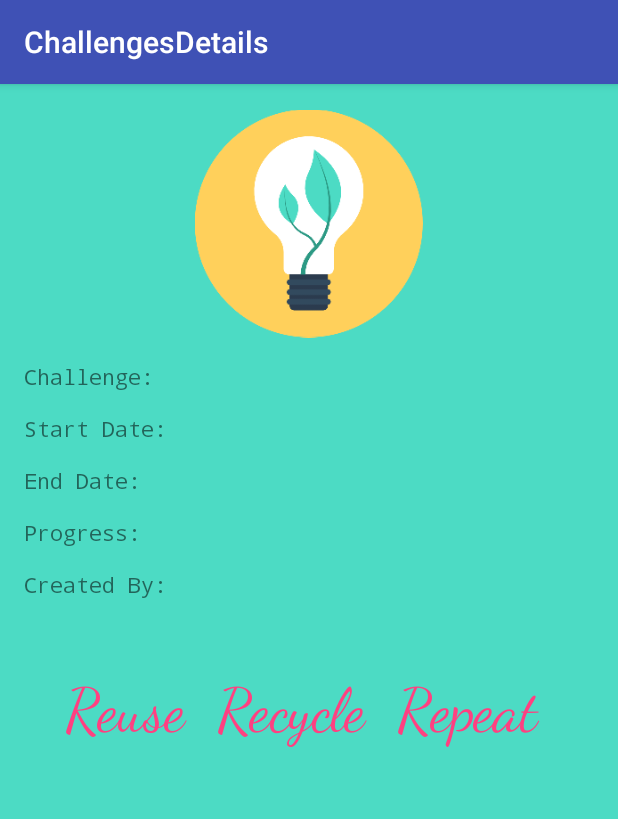
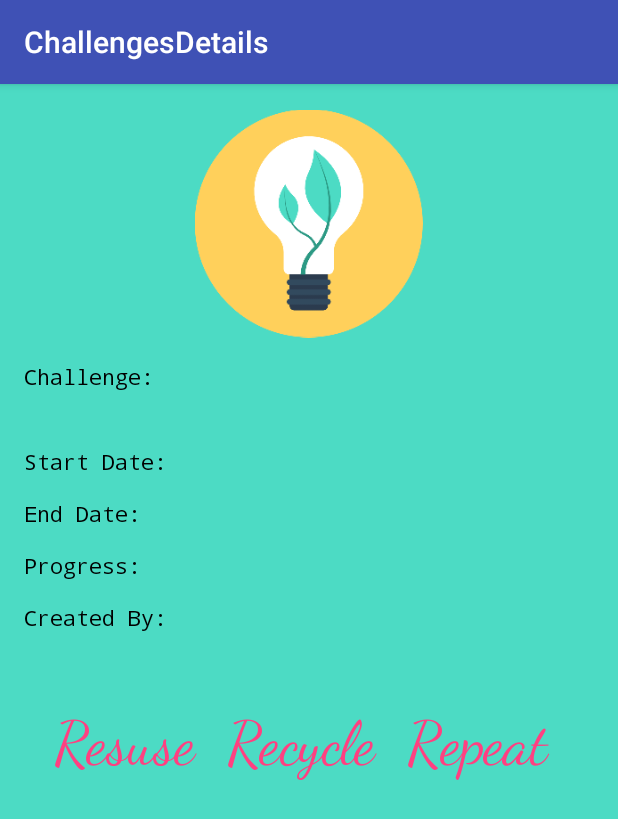
Before and after one commit to quinnbanet359/SustainGame, an Android app: the ChallengesDetails screen opened directly, with no data from a screen before it, on a phone screen of 412 x 824 dp. Shown: the top 819 px of the screen. Run offline under Robolectric (Android 15) with nearby library versions, the phone set to English and light mode, and no system bars; our stand-ins replace Firebase (no records; nobody signed in at launch, a user with empty details on screens opened directly); libraries missing offline, so code that uses them is left out: com.facebook, com.facebook.login, com.firebase.ui.

Commit message:
Added more padding to fix problems of long challenges in Challenges Details

```diff
--- a/app/src/main/res/layout/content_challenges_details.xml
+++ b/app/src/main/res/layout/content_challenges_details.xml
@@ -24,7 +24,10 @@
         android:layout_marginTop="15dp"
         android:lineSpacingExtra="8sp"
         android:fontFamily="monospace"
-        android:textSize="14sp" />
+        android:textSize="14sp"
+        android:textColor="@android:color/black"
+        android:paddingBottom="10pt"
+        />
 
     <TextView
         android:text=""
@@ -37,7 +40,8 @@
         android:layout_marginTop="15dp"
         android:lineSpacingExtra="8sp"
         android:fontFamily="monospace"
-        android:textSize="14sp" />
+        android:textSize="14sp"
+        android:textColor="@android:color/black" />
     <TextView
         android:text="Start Date:"
         android:layout_width="wrap_content"
@@ -48,7 +52,8 @@
         android:layout_marginTop="15dp"
         android:lineSpacingExtra="8sp"
         android:fontFamily="monospace"
-        android:textSize="14sp" />
+        android:textSize="14sp"
+        android:textColor="@android:color/black" />
 
     <TextView
         android:text=""
@@ -61,7 +66,8 @@
         android:layout_marginTop="15dp"
         android:lineSpacingExtra="8sp"
         android:fontFamily="monospace"
-        android:textSize="14sp" />
+        android:textSize="14sp"
+        android:textColor="@android:color/black" />
     <TextView
         android:text="End Date:"
         android:layout_width="wrap_content"
@@ -72,7 +78,8 @@
         android:layout_marginTop="15dp"
         android:lineSpacingExtra="8sp"
         android:fontFamily="monospace"
-        android:textSize="14sp" />
+        android:textSize="14sp"
+        android:textColor="@android:color/black" />
 
     <TextView
         android:text=""
@@ -85,7 +92,8 @@
         android:layout_marginTop="15dp"
         android:lineSpacingExtra="8sp"
         android:fontFamily="monospace"
-        android:textSize="14sp" />
+        android:textSize="14sp"
+        android:textColor="@android:color/black" />
     <TextView
         android:text="Progress:"
         android:layout_width="wrap_content"
@@ -96,7 +104,8 @@
         android:layout_marginTop="15dp"
         android:lineSpacingExtra="8sp"
         android:fontFamily="monospace"
-        android:textSize="14sp" />
+        android:textSize="14sp"
+        android:textColor="@android:color/black" />
 
     <TextView
         android:text=""
@@ -109,7 +118,8 @@
         android:layout_marginTop="15dp"
         android:lineSpacingExtra="8sp"
         android:fontFamily="monospace"
-        android:textSize="14sp" />
+        android:textSize="14sp"
+        android:textColor="@android:color/black" />
     <TextView
         android:text="Created By:"
         android:layout_width="wrap_content"
@@ -120,7 +130,8 @@
         android:layout_marginTop="15dp"
         android:lineSpacingExtra="8sp"
         android:fontFamily="monospace"
-        android:textSize="14sp" />
+        android:textSize="14sp"
+        android:textColor="@android:color/black" />
 
     <TextView
         android:text=""
@@ -133,7 +144,8 @@
         android:layout_marginTop="15dp"
         android:lineSpacingExtra="8sp"
         android:fontFamily="monospace"
-        android:textSize="14sp" />
+        android:textSize="14sp"
+        android:textColor="@android:color/black" />
 
     <ImageView
         android:layout_width="152dp"
@@ -144,10 +156,11 @@
         android:layout_centerHorizontal="true" />
 
     <TextView
-        android:text="Reuse  Recycle  Repeat "
+        android:text="Resuse  Recycle  Repeat "
         android:layout_width="wrap_content"
         android:layout_height="wrap_content"
         android:id="@+id/textView2"
+        tools:text="Resuse Recycle Repeat "
         android:textSize="40sp"
         android:fontFamily="cursive"
         android:textColor="@color/colorAccent"
```
